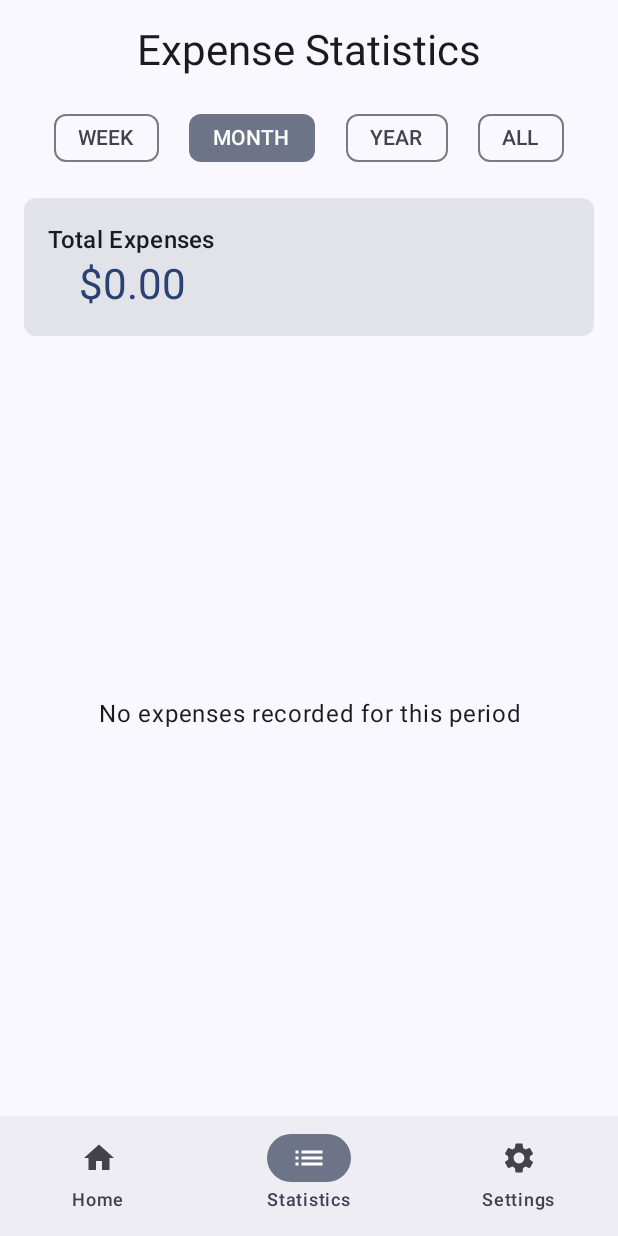
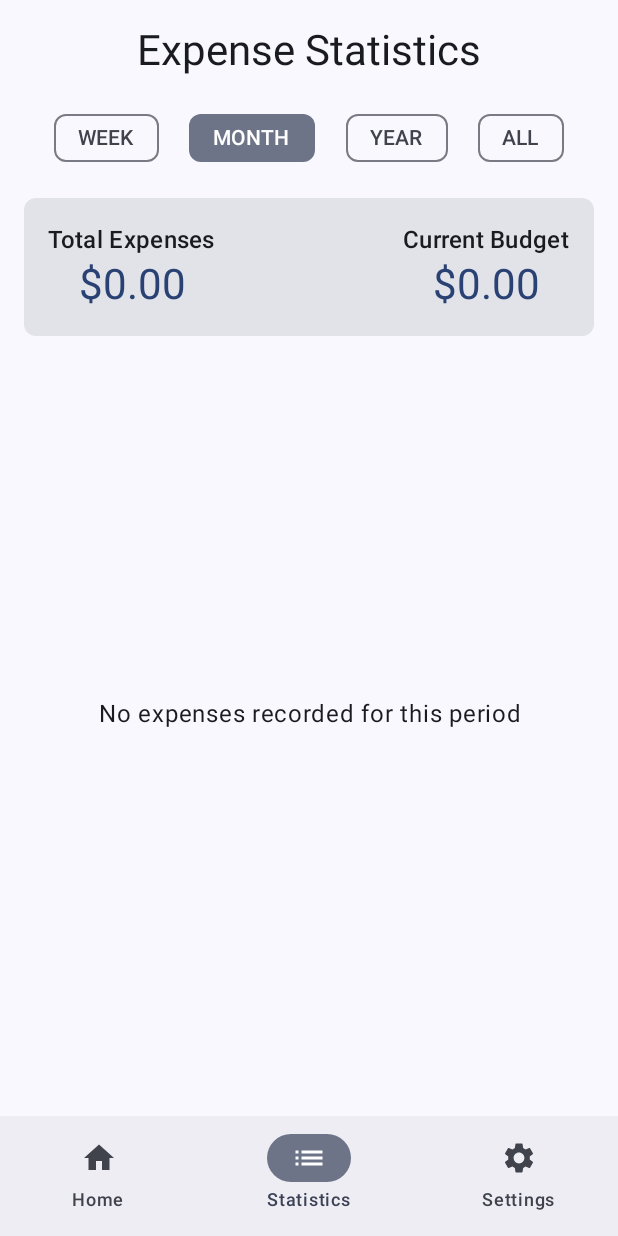
Before and after one commit to lamooon/PennyKeeper, an Android app built with Jetpack Compose: the StatisticsScreen screen opened through its navigation route, on a phone screen of 412 x 824 dp. Run offline under Robolectric (Android 15) with nearby library versions, the phone set to English and light mode, and no system bars; our stand-ins replace Room's generated code.

Commit message:
added current budget

```diff
--- a/app/src/main/java/com/example/pennykeeper/data/database/AppDatabase.kt
+++ b/app/src/main/java/com/example/pennykeeper/data/database/AppDatabase.kt
@@ -1,4 +1,15 @@
+
+// AppDatabase.kt
+
 package com.example.pennykeeper.data.database
 
-class AppDatabase {
+import androidx.room.Database
+import androidx.room.RoomDatabase
+import com.example.pennykeeper.data.dao.SettingsDao
+import com.example.pennykeeper.data.model.Expense
+import com.example.pennykeeper.data.model.Settings
+
+@Database(entities = [Settings::class], version = 1)
+abstract class AppDatabase : RoomDatabase() {
+    abstract fun settingsDao(): SettingsDao
 }
--- a/app/src/main/java/com/example/pennykeeper/ui/navigation/Navigation.kt
+++ b/app/src/main/java/com/example/pennykeeper/ui/navigation/Navigation.kt
@@ -60,7 +60,7 @@ fun Navigation(expenseRepository: ExpenseRepository) {
                 HomeScreen(homeViewModel)
             }
             composable("statistics") {
-                val statisticsViewModel: StatisticsViewModel = viewModel { StatisticsViewModel(expenseRepository) }
+                val statisticsViewModel: StatisticsViewModel = viewModel { StatisticsViewModel(expenseRepository,settingsRepository) }
                 StatisticsScreen(statisticsViewModel)
             }
             composable("settings") {
--- a/app/src/main/java/com/example/pennykeeper/ui/stats/StatisticsScreen.kt
+++ b/app/src/main/java/com/example/pennykeeper/ui/stats/StatisticsScreen.kt
@@ -21,6 +21,9 @@ fun StatisticsScreen(statisticsViewModel: StatisticsViewModel) {
     val expensesByCategory by statisticsViewModel.expensesByCategory.collectAsState()
     val totalExpenses by statisticsViewModel.totalExpenses.collectAsState()
     val selectedTimeRange by statisticsViewModel.selectedTimeRange.collectAsState()
+    val budget by statisticsViewModel.budgetFlow.collectAsState()
+    val amountOverBudget by statisticsViewModel.amountOverBudget.collectAsState()
+    val isOverBudget by statisticsViewModel.isOverBudget.collectAsState()
 
     Column(
         modifier = Modifier
@@ -50,13 +53,22 @@ fun StatisticsScreen(statisticsViewModel: StatisticsViewModel) {
 
         Spacer(modifier = Modifier.height(16.dp))
 
-        // Total expenses
+        // Total expenses and current budget
         Card(
             modifier = Modifier.fillMaxWidth(),
             shape = RoundedCornerShape(8.dp)
         ) {
             Column(
                 modifier = Modifier.padding(16.dp),
+                horizontalAlignment = Alignment.CenterHorizontally
+            ) {
+                Row(
+                    modifier = Modifier.fillMaxWidth(),
+                    horizontalArrangement = Arrangement.SpaceBetween,
+                    verticalAlignment = Alignment.CenterVertically
+                ) {
+                    // Total Expenses Section
+                    Column(
                         horizontalAlignment = Alignment.CenterHorizontally
                     ) {
                         Text(
@@ -66,8 +78,36 @@ fun StatisticsScreen(statisticsViewModel: StatisticsViewModel) {
                         Text(
                             text = "$${String.format("%.2f", totalExpenses)}",
                             style = MaterialTheme.typography.headlineMedium,
+                            color = if (isOverBudget) MaterialTheme.colorScheme.error else MaterialTheme.colorScheme.primary
+                        )
+                    }
+
+                    // Current Budget Section
+                    Column(
+                        horizontalAlignment = Alignment.CenterHorizontally
+                    ) {
+                        Text(
+                            text = "Current Budget",
+                            style = MaterialTheme.typography.titleMedium
+                        )
+                        Text(
+                            text = "$${String.format("%.2f", budget)}",
+                            style = MaterialTheme.typography.headlineMedium,
                             color = MaterialTheme.colorScheme.primary
                         )
+                    }
+                }
+
+                // Over Budget Indicator
+                if (isOverBudget) {
+                    Spacer(modifier = Modifier.height(8.dp))
+                    Text(
+                        text = "You've exceeded your budget by $${String.format("%.2f", amountOverBudget)}",
+                        color = MaterialTheme.colorScheme.error,
+                        style = MaterialTheme.typography.bodyLarge,
+                        textAlign = TextAlign.Center
+                    )
+                }
             }
         }
 
@@ -175,13 +215,14 @@ fun ExpenseSummary(expensesByCategory: Map<ExpenseCategory, Double>) {
     }
 }
 
+
 fun getCategoryColor(category: ExpenseCategory): Color {
     return when (category) {
-        ExpenseCategory.GROCERIES -> Color(0xFF4CAF50)
-        ExpenseCategory.SUBSCRIPTIONS -> Color(0xFF2196F3)
-        ExpenseCategory.TAXES -> Color(0xFFF44336)
-        ExpenseCategory.ENTERTAINMENT -> Color(0xFFFFEB3B)
-        ExpenseCategory.UTILITIES -> Color(0xFF00BCD4)
-        ExpenseCategory.OTHER -> Color(0xFF9E9E9E)
+        ExpenseCategory.GROCERIES -> Color(0xFFAED581)       // Pastel Green
+        ExpenseCategory.SUBSCRIPTIONS -> Color(0xFF81D4FA)   // Pastel Blue
+        ExpenseCategory.TAXES -> Color(0xFFFF8A80)           // Pastel Red
+        ExpenseCategory.ENTERTAINMENT -> Color(0xFFCE93D8)   // Pastel Purple
+        ExpenseCategory.UTILITIES -> Color(0xFFFFF176)       // Pastel Yellow
+        ExpenseCategory.OTHER -> Color(0x8BEEEEEE)           // Light Grey
     }
 }
--- a/app/src/main/java/com/example/pennykeeper/ui/stats/StatisticsViewModel.kt
+++ b/app/src/main/java/com/example/pennykeeper/ui/stats/StatisticsViewModel.kt
@@ -4,13 +4,17 @@ import androidx.lifecycle.ViewModel
 import androidx.lifecycle.viewModelScope
 import com.example.pennykeeper.data.model.ExpenseCategory
 import com.example.pennykeeper.data.repository.ExpenseRepository
+import com.example.pennykeeper.data.repository.SettingsRepository
 import kotlinx.coroutines.flow.*
 import java.time.LocalDate
 import java.time.ZoneId
 
-class StatisticsViewModel(private val repository: ExpenseRepository) : ViewModel() {
+class StatisticsViewModel(private val repository: ExpenseRepository,   private val settingsRepository: SettingsRepository) : ViewModel() {
     private val _selectedTimeRange = MutableStateFlow(TimeRange.MONTH)
     val selectedTimeRange = _selectedTimeRange.asStateFlow()
+
+    val budgetFlow: StateFlow<Double> = settingsRepository.budgetFlow
+        .stateIn(viewModelScope, SharingStarted.Eagerly, 0.0)
 
     val expensesByCategory = combine(
         repository.expenses,
@@ -50,6 +54,22 @@ class StatisticsViewModel(private val repository: ExpenseRepository) : ViewModel
     fun setTimeRange(timeRange: TimeRange) {
         _selectedTimeRange.value = timeRange
     }
+
+    // TO COMPARE BUDGET & EXPENSE
+    val amountOverBudget = combine(totalExpenses, budgetFlow) { totalExpenses, budget ->
+        totalExpenses - budget
+    }.stateIn(
+        scope = viewModelScope,
+        started = SharingStarted.WhileSubscribed(5000),
+        initialValue = 0.0
+    )
+
+    val isOverBudget = amountOverBudget.map { amount -> amount > 0 }
+        .stateIn(
+            scope = viewModelScope,
+            started = SharingStarted.WhileSubscribed(5000),
+            initialValue = false
+        )
 }
 
 enum class TimeRange {
```
Also changed, not shown: app/src/main/java/com/example/pennykeeper/data/database/DatabaseProvider.kt (+20 -1 lines). Lines whose indentation alone changed are shown as unchanged.
